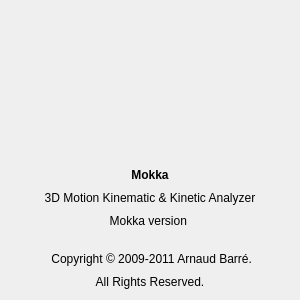
First picture: the form in Tools/Mokka/About.ui, repository Biomechanical-ToolKit/BTKCore, before the edit.
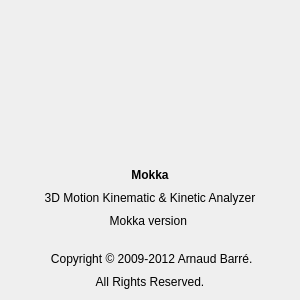
Second picture: the form after the edit. Icons and pictures are not drawn.

Commit message: [UPD] Copyright year update.

```diff
--- a/Tools/Mokka/About.ui
+++ b/Tools/Mokka/About.ui
@@ -118,7 +118,7 @@
      <item>
       <widget class="QLabel" name="copyright">
        <property name="text">
-        <string> Copyright © 2009-2011 Arnaud Barré.</string>
+        <string> Copyright © 2009-2012 Arnaud Barré.</string>
        </property>
        <property name="alignment">
         <set>Qt::AlignCenter</set>
```
The commit also changes 451 other files.
